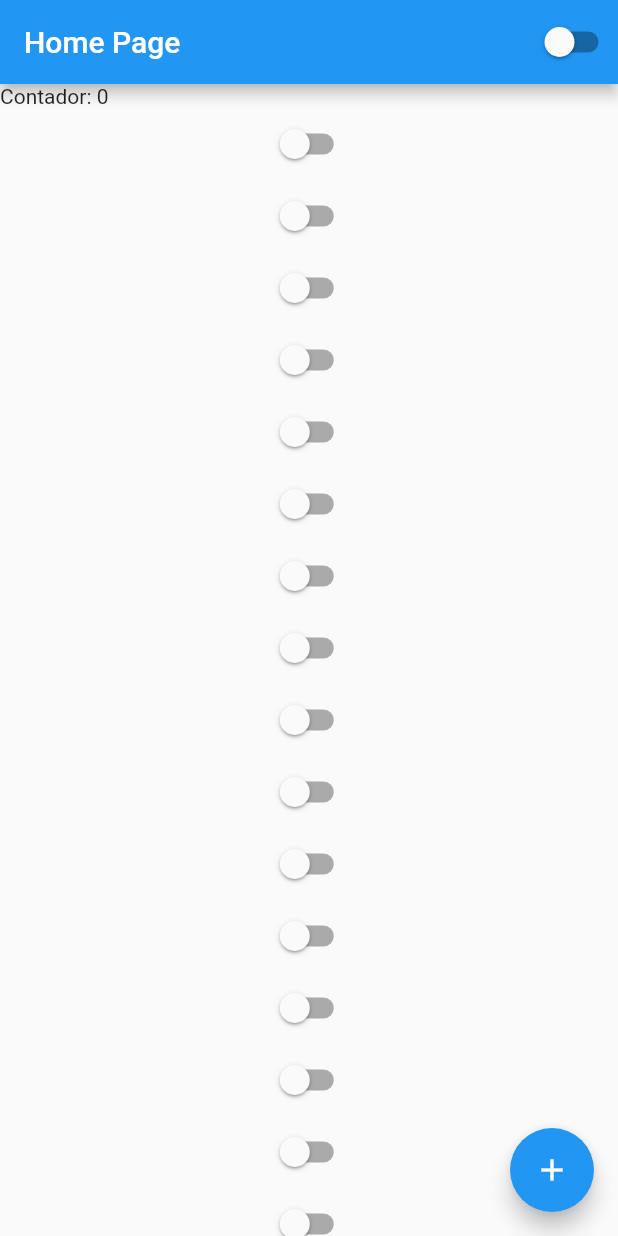
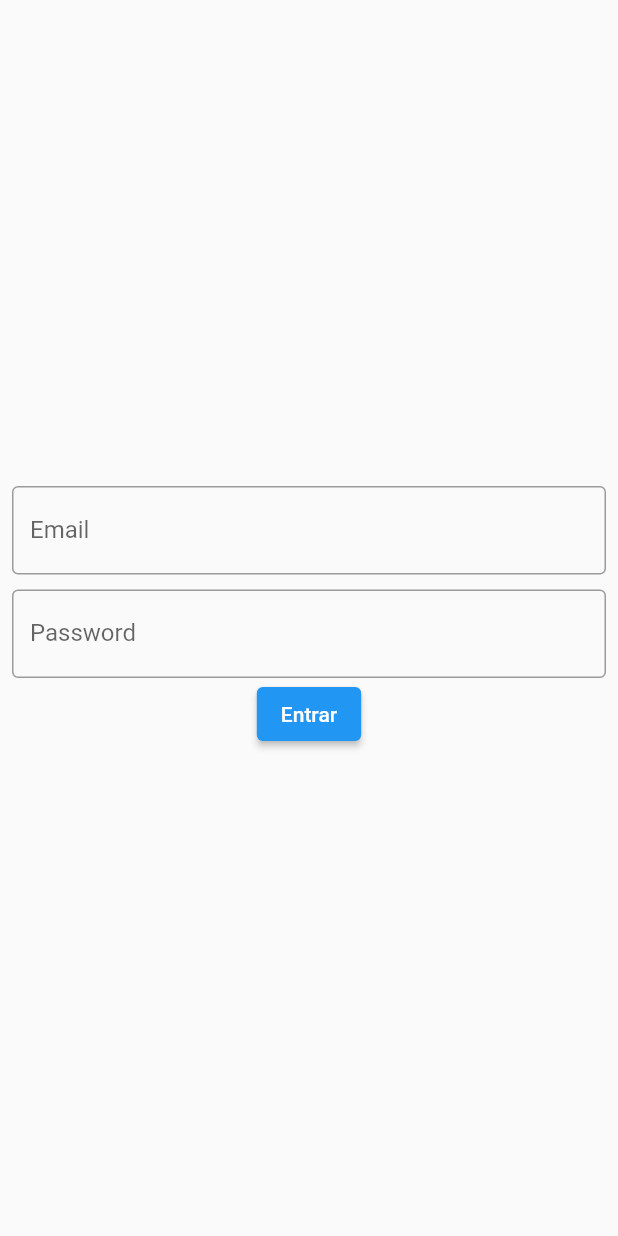
Before and after one commit to mateuslecchi/curso_fluterando, a Flutter app: the screen it shows after launch, on a phone screen of 412 x 824 dp. Run offline on Flutter 3.47's test engine with Material 2 defaults, Android fonts, the phone set to English and light mode, and no system bars.

Commit message:
aula 17 e 18

```diff
--- a/lib/app_widget.dart
+++ b/lib/app_widget.dart
@@ -1,4 +1,5 @@
 import 'package:curso_fluterando/app_controller.dart';
+import 'package:curso_fluterando/login_page.dart';
 import 'package:flutter/material.dart';
 
 import 'home_page.dart';
@@ -16,7 +17,7 @@ class AppWidget extends StatelessWidget {
                   ? Brightness.dark
                   : Brightness.light,
             ),
-            home: HomePage());
+            home: LoginPage());
       },
     );
   }
--- a/lib/home_page.dart
+++ b/lib/home_page.dart
@@ -21,25 +21,10 @@ class _HomePageState extends State<HomePage> {
       body: Container(
         width: double.infinity,
         height: double.infinity,
-        child: ListView(
-          // mainAxisAlignment: MainAxisAlignment.spaceAround,
+        child: Column(
+          mainAxisAlignment: MainAxisAlignment.spaceAround,
           children: [
             Text('Contador: $counter'),
-            CustomSwitch(),
-            CustomSwitch(),
-            CustomSwitch(),
-            CustomSwitch(),
-            CustomSwitch(),
-            CustomSwitch(),
-            CustomSwitch(),
-            CustomSwitch(),
-            CustomSwitch(),
-            CustomSwitch(),
-            CustomSwitch(),
-            CustomSwitch(),
-            CustomSwitch(),
-            CustomSwitch(),
-            CustomSwitch(),
             CustomSwitch(),
             Row(
                 mainAxisAlignment: MainAxisAlignment.spaceAround,
--- /dev/null
+++ b/lib/login_page.dart
@@ -0,0 +1,63 @@
+import 'package:curso_fluterando/home_page.dart';
+import 'package:flutter/material.dart';
+import 'package:flutter/src/widgets/container.dart';
+import 'package:flutter/src/widgets/framework.dart';
+
+class LoginPage extends StatefulWidget {
+  const LoginPage({super.key});
+
+  @override
+  State<LoginPage> createState() => _LoginPageState();
+}
+
+class _LoginPageState extends State<LoginPage> {
+  String email = '';
+  String senha = '';
+
+  @override
+  Widget build(BuildContext context) {
+    return Material(
+      child: SizedBox(
+        width: double.infinity,
+        height: double.infinity,
+        child: Padding(
+          padding: const EdgeInsets.all(8.0),
+          child: Column(mainAxisAlignment: MainAxisAlignment.center, children: [
+            TextField(
+              onChanged: (text) {
+                email = text;
+              },
+              keyboardType: TextInputType.emailAddress,
+              decoration: InputDecoration(
+                labelText: 'Email',
+                border: OutlineInputBorder(),
+              ),
+            ),
+            SizedBox(height: 10),
+            TextField(
+              onChanged: (text) {
+                senha = text;
+              },
+              obscureText: true,
+              decoration: InputDecoration(
+                labelText: 'Password',
+                border: OutlineInputBorder(),
+              ),
+            ),
+            ElevatedButton(
+                onPressed: () {
+                  if (email == 'mateus@lecchi.com' && senha == '123') {
+                    print('Correto');
+                    Navigator.of(context).pushReplacement(
+                        MaterialPageRoute(builder: (context) => HomePage()));
+                  } else {
+                    print('Incorreto');
+                  }
+                },
+                child: Text('Entrar'))
+          ]),
+        ),
+      ),
+    );
+  }
+}
```
